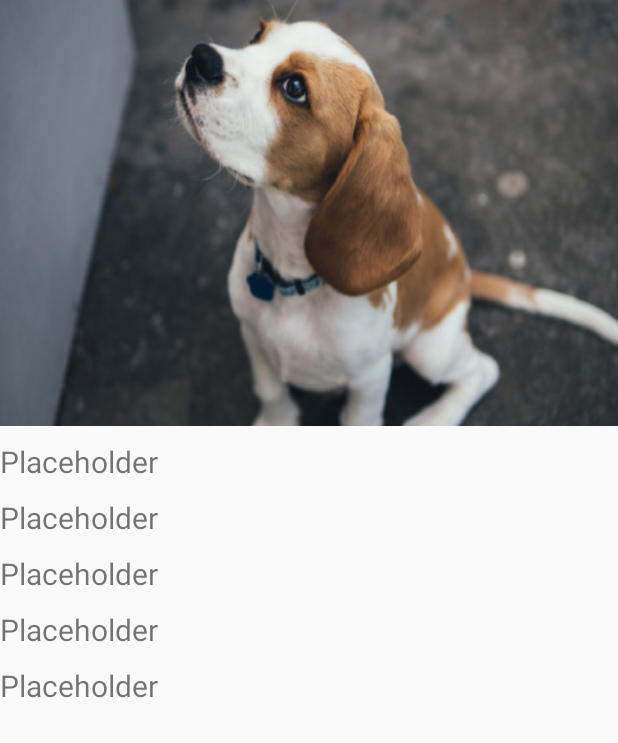
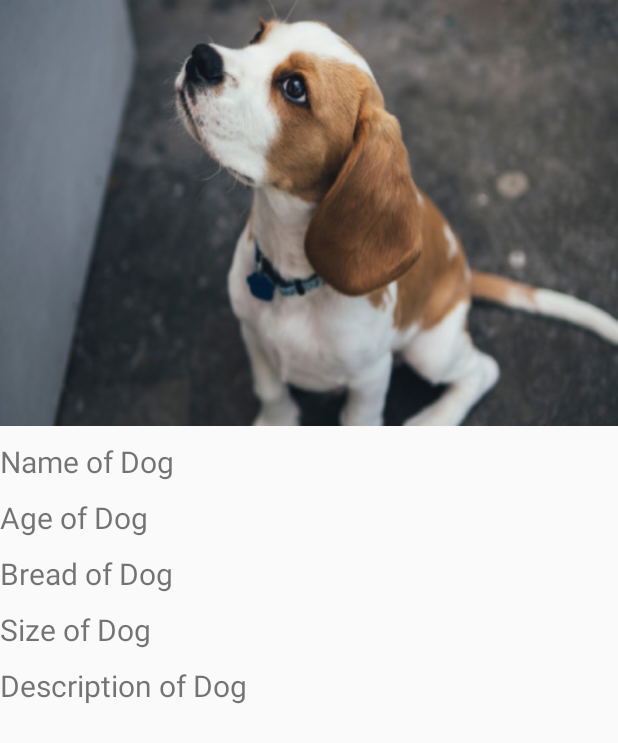
Before and after one commit to farhadbahrehmandhenry/AD340-team-project, an Android app: the fragment ProfileFragment shown on its own in the app's theme, on a phone screen of 412 x 824 dp. Shown: the top 743 px of the screen. Run offline under Robolectric (Android 15) with nearby library versions, the phone set to English and light mode, and no system bars.

Commit message:
changed fragment_profile placeholder and added ProfileFragmentPageAdapter

```diff
--- a/app/src/main/java/com/example/ad340_team_project/ProfileFragment.java
+++ b/app/src/main/java/com/example/ad340_team_project/ProfileFragment.java
@@ -13,5 +13,7 @@ public class ProfileFragment extends Fragment {
     public View onCreateView(LayoutInflater inflater, ViewGroup container, Bundle savedInstanceState){
 
             return inflater.inflate(R.layout.fragment_profile, container, false);
+
+
         }
 }
--- a/app/src/main/res/layout/fragment_profile.xml
+++ b/app/src/main/res/layout/fragment_profile.xml
@@ -18,49 +18,49 @@
             android:contentDescription="@string/profile_image" />
 
         <TextView
-            android:id="@+id/tvOne"
+            android:id="@+id/tv_name"
             android:layout_width="wrap_content"
             android:layout_height="wrap_content"
             android:layout_marginTop="@dimen/marginTop10"
-            android:text="Placeholder"
+            android:text="Name of Dog"
             android:textSize="@dimen/textSize20"
             android:layout_below="@+id/profile_photo" />
 
         <TextView
-            android:id="@+id/tvTwo"
+            android:id="@+id/tv_age"
             android:layout_width="wrap_content"
             android:layout_height="wrap_content"
             android:layout_marginTop="@dimen/marginTop10"
-            android:text="Placeholder"
+            android:text="Age of Dog"
             android:textSize="@dimen/textSize20"
-            android:layout_below="@+id/tvOne" />
+            android:layout_below="@+id/tv_name" />
 
         <TextView
-            android:id="@+id/tvThree"
+            android:id="@+id/tv_bread"
             android:layout_width="wrap_content"
             android:layout_height="wrap_content"
             android:layout_marginTop="@dimen/marginTop10"
-            android:text="Placeholder"
+            android:text="Bread of Dog"
             android:textSize="@dimen/textSize20"
-            android:layout_below="@+id/tvTwo" />
+            android:layout_below="@+id/tv_age" />
 
         <TextView
-            android:id="@+id/tvFour"
+            android:id="@+id/tv_size"
             android:layout_width="wrap_content"
             android:layout_height="wrap_content"
             android:layout_marginTop="@dimen/marginTop10"
-            android:text="Placeholder"
+            android:text="Size of Dog"
             android:textSize="@dimen/textSize20"
-            android:layout_below="@+id/tvThree" />
+            android:layout_below="@+id/tv_bread" />
 
         <TextView
-            android:id="@+id/tvFive"
+            android:id="@+id/tv_description"
             android:layout_width="wrap_content"
             android:layout_height="wrap_content"
             android:layout_marginTop="@dimen/marginTop10"
-            android:text="Placeholder"
+            android:text="Description of Dog"
             android:textSize="@dimen/textSize20"
-            android:layout_below="@+id/tvFour" />
+            android:layout_below="@+id/tv_size" />
 
     </RelativeLayout>
 
```
Also changed, not shown: app/src/main/java/com/example/ad340_team_project/ProfileFragmentPagerAdapter.java (added, +38 -0 lines).
